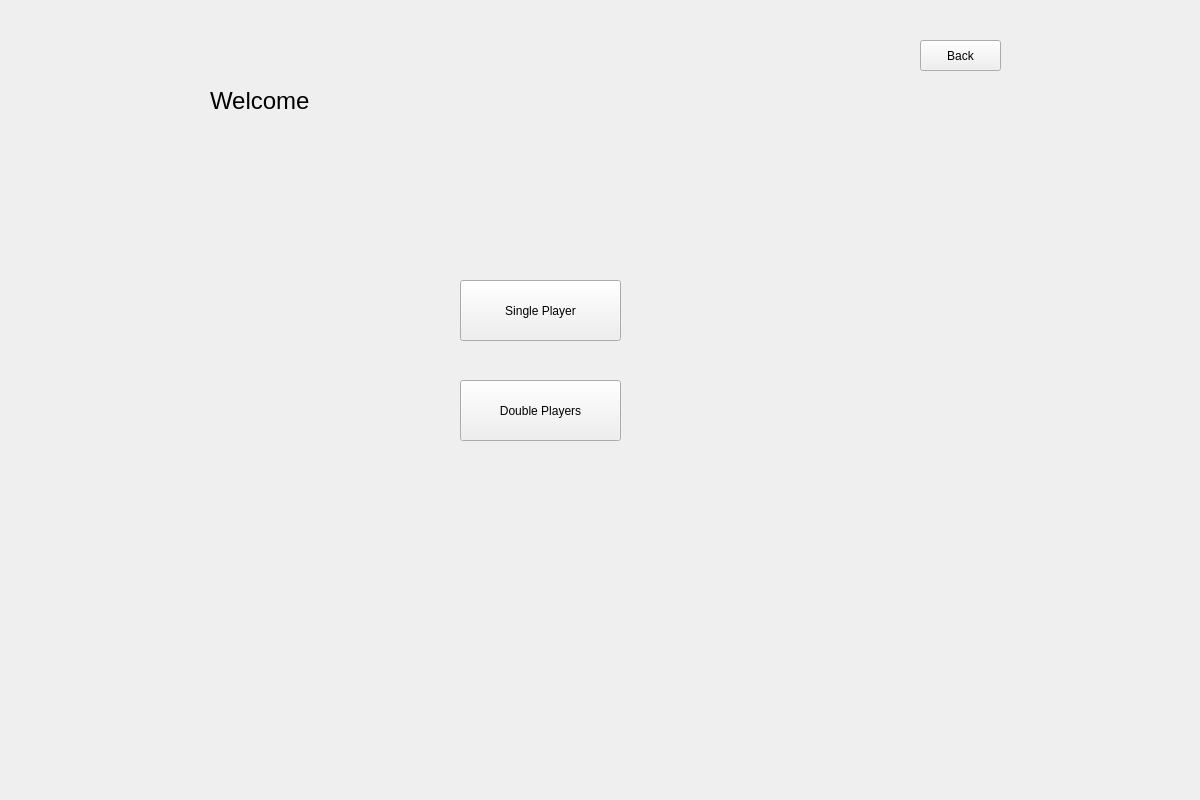
First picture: the form in Tank_Trouble_IV/welcomewidget.ui, repository raitocc/run, before the edit.
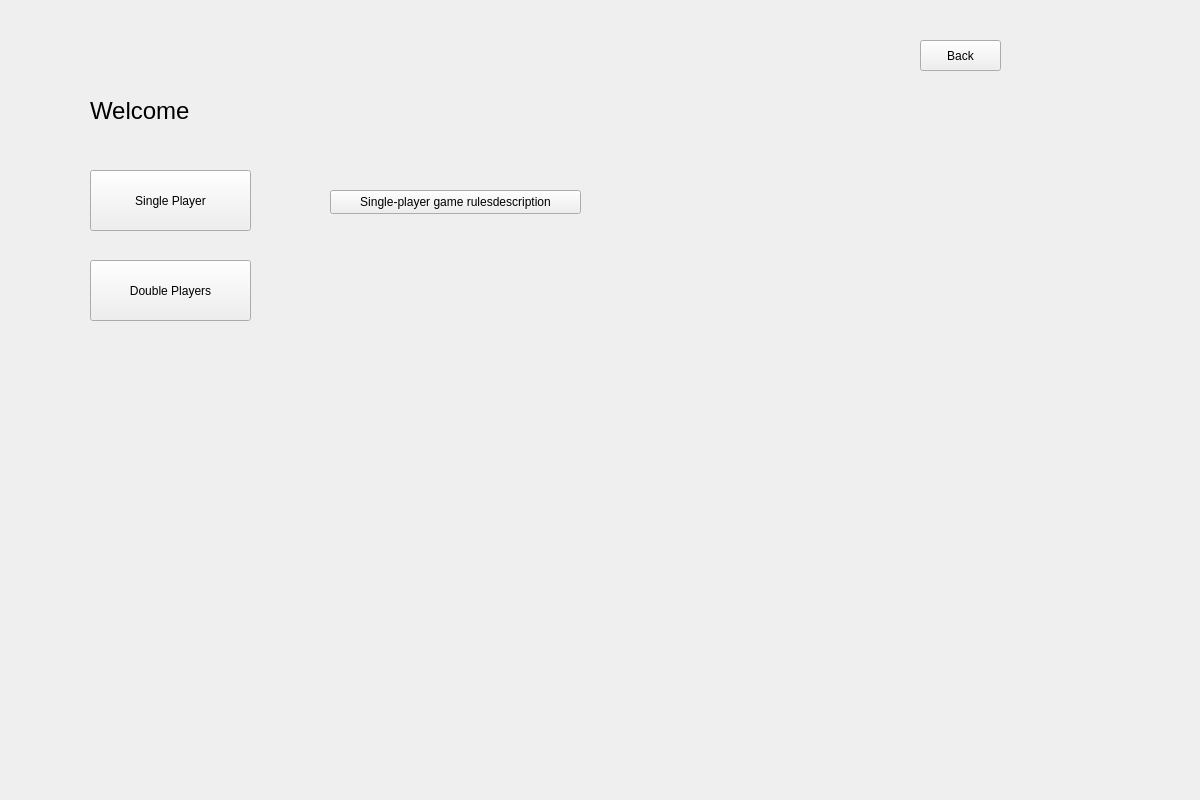
Second picture: the form after the edit.

Diff of the .ui file:
```diff
--- a/Tank_Trouble_IV/welcomewidget.ui
+++ b/Tank_Trouble_IV/welcomewidget.ui
@@ -16,8 +16,8 @@
   <widget class="QPushButton" name="btnSingle">
    <property name="geometry">
     <rect>
-     <x>460</x>
-     <y>280</y>
+     <x>90</x>
+     <y>170</y>
      <width>161</width>
      <height>61</height>
     </rect>
@@ -29,8 +29,8 @@
   <widget class="QPushButton" name="btnDouble">
    <property name="geometry">
     <rect>
-     <x>460</x>
-     <y>380</y>
+     <x>90</x>
+     <y>260</y>
      <width>161</width>
      <height>61</height>
     </rect>
@@ -55,8 +55,8 @@
   <widget class="QLabel" name="label">
    <property name="geometry">
     <rect>
-     <x>210</x>
-     <y>70</y>
+     <x>90</x>
+     <y>80</y>
      <width>331</width>
      <height>61</height>
     </rect>
@@ -70,6 +70,19 @@
     <string>Welcome</string>
    </property>
   </widget>
+  <widget class="QPushButton" name="pushButton">
+   <property name="geometry">
+    <rect>
+     <x>330</x>
+     <y>190</y>
+     <width>251</width>
+     <height>24</height>
+    </rect>
+   </property>
+   <property name="text">
+    <string>Single-player game rulesdescription</string>
+   </property>
+  </widget>
  </widget>
  <resources/>
  <connections/>
```
